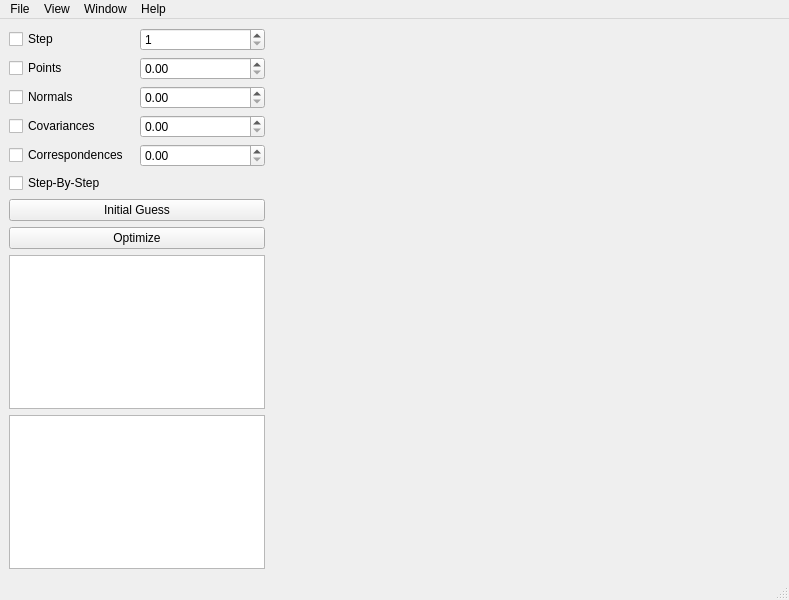
grisetti/g2o_frontend, file g2o_frontend/viewer/dm_base_main_window.ui: the form before one commit.
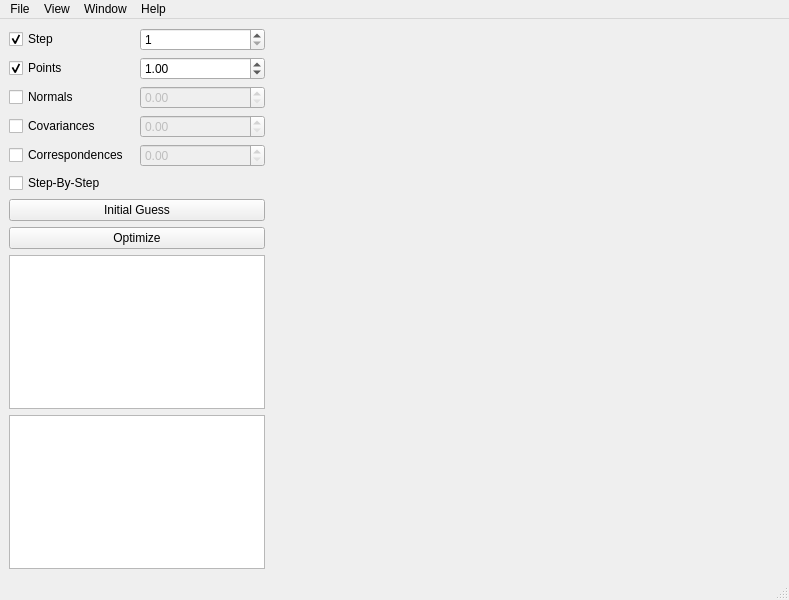
The form after the commit. Custom widgets are drawn as their Qt base class.

```diff
--- a/g2o_frontend/viewer/dm_base_main_window.ui
+++ b/g2o_frontend/viewer/dm_base_main_window.ui
@@ -66,6 +66,9 @@
           <property name="text">
            <string>Step</string>
           </property>
+          <property name="checked">
+           <bool>true</bool>
+          </property>
          </widget>
         </item>
         <item row="2" column="0">
@@ -73,6 +76,9 @@
           <property name="text">
            <string>Points</string>
           </property>
+          <property name="checked">
+           <bool>true</bool>
+          </property>
          </widget>
         </item>
         <item row="4" column="0">
@@ -84,13 +90,22 @@
         </item>
         <item row="2" column="1">
          <widget class="QDoubleSpinBox" name="doubleSpinBox_points">
+          <property name="enabled">
+           <bool>true</bool>
+          </property>
           <property name="singleStep">
            <double>0.250000000000000</double>
           </property>
+          <property name="value">
+           <double>1.000000000000000</double>
+          </property>
          </widget>
         </item>
         <item row="3" column="1">
          <widget class="QDoubleSpinBox" name="doubleSpinBox_normals">
+          <property name="enabled">
+           <bool>false</bool>
+          </property>
           <property name="singleStep">
            <double>0.010000000000000</double>
           </property>
@@ -98,6 +113,9 @@
         </item>
         <item row="4" column="1">
          <widget class="QDoubleSpinBox" name="doubleSpinBox_covariances">
+          <property name="enabled">
+           <bool>false</bool>
+          </property>
           <property name="singleStep">
            <double>0.010000000000000</double>
           </property>
@@ -105,6 +123,9 @@
         </item>
         <item row="5" column="1">
          <widget class="QDoubleSpinBox" name="doubleSpinBox_correspondences">
+          <property name="enabled">
+           <bool>false</bool>
+          </property>
           <property name="singleStep">
            <double>0.010000000000000</double>
           </property>
```
Left out of the diff: 14 changed lines with no effect on the pictures.
